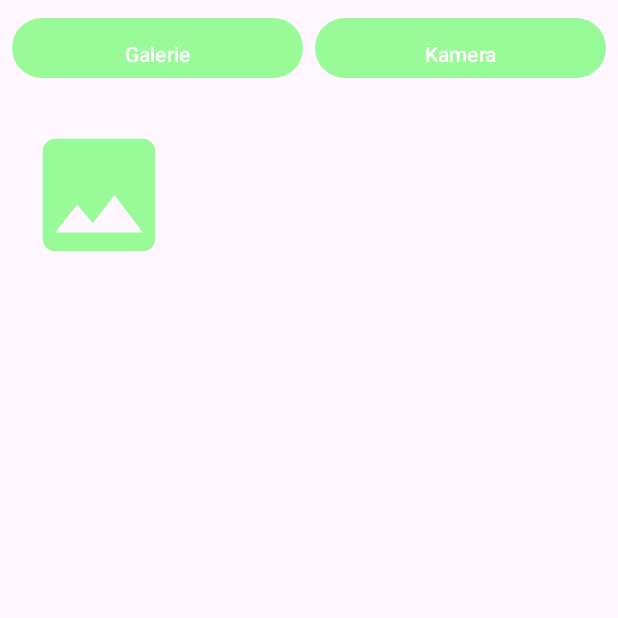
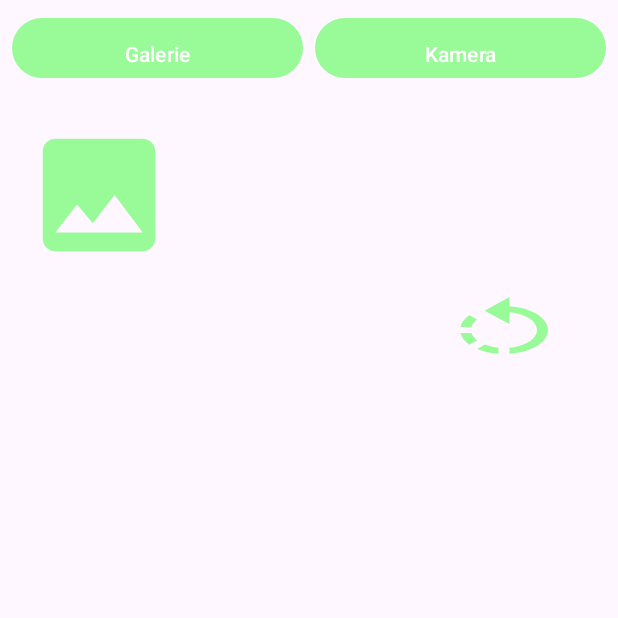
Before and after one commit to F3licious/openXcam, an Android app: the screen it shows after launch (MainActivity), after a tap on "Galerie", on a phone screen of 412 x 824 dp, the top half of it. Run offline under Robolectric (Android 15) with nearby library versions, the phone set to English and light mode, and no system bars.

Commit message:
-rotate button

```diff
--- a/app/src/main/java/com/example/openxcam/GalleryFragment.kt
+++ b/app/src/main/java/com/example/openxcam/GalleryFragment.kt
@@ -9,6 +9,7 @@ import android.provider.MediaStore
 import android.view.LayoutInflater
 import android.view.View
 import android.view.ViewGroup
+import android.widget.Button
 import androidx.fragment.app.Fragment
 import com.example.openxcam.databinding.FragmentGalleryBinding
 
@@ -32,6 +33,9 @@ class GalleryFragment : Fragment() {
 
         binding.btnOpenGallery.setOnClickListener {
             openGallery()
+        }
+        binding.rotateButton.setOnClickListener {
+            rotateImage()
         }
     }
 
@@ -79,6 +83,10 @@ class GalleryFragment : Fragment() {
         }
     }
 
+    private fun rotateImage() {
+        binding.imageView.rotation = (binding.imageView.rotation + 90) % 360
+    }
+
     override fun onDestroyView() {
         super.onDestroyView()
         _binding = null
--- a/app/src/main/java/com/example/openxcam/MediaCaptureFragment.kt
+++ b/app/src/main/java/com/example/openxcam/MediaCaptureFragment.kt
@@ -28,6 +28,7 @@ import androidx.camera.video.Recorder
 import androidx.camera.video.Recording
 import androidx.camera.video.VideoCapture
 import androidx.camera.video.VideoRecordEvent
+import androidx.camera.view.PreviewView
 import androidx.core.content.ContextCompat
 import androidx.core.content.PermissionChecker
 import androidx.fragment.app.Fragment
@@ -45,6 +46,7 @@ class MediaCaptureFragment : Fragment() {
     private var _binding: FragmentMediaCaptureBinding? = null
     private val binding get() = _binding!!
     private var imageCapture: ImageCapture? = null
+
 
     private lateinit var cameraExecutor: ExecutorService
     private lateinit var contentResolver: ContentResolver
@@ -106,6 +108,7 @@ class MediaCaptureFragment : Fragment() {
         super.onViewCreated(view, savedInstanceState)
 
         // Hier können Sie sicher auf binding zugreifen, da es in onCreateView initialisiert wurde
+
         binding.imageCaptureButton.setOnClickListener { takePhoto() }
         binding.videoCaptureButton.setOnClickListener { captureVideo() }
 
--- /dev/null
+++ b/app/src/main/res/drawable/ic_rotate_arrow.xml
@@ -0,0 +1,5 @@
+<vector android:autoMirrored="true" android:height="24dp"
+    android:tint="#98FB98" android:viewportHeight="24"
+    android:viewportWidth="24" android:width="24dp" xmlns:android="http://schemas.android.com/apk/res/android">
+    <path android:fillColor="@android:color/white" android:pathData="M7.11,8.53L5.7,7.11C4.8,8.27 4.24,9.61 4.07,11h2.02c0.14,-0.87 0.49,-1.72 1.02,-2.47zM6.09,13L4.07,13c0.17,1.39 0.72,2.73 1.62,3.89l1.41,-1.42c-0.52,-0.75 -0.87,-1.59 -1.01,-2.47zM7.1,18.32c1.16,0.9 2.51,1.44 3.9,1.61L11,17.9c-0.87,-0.15 -1.71,-0.49 -2.46,-1.03L7.1,18.32zM13,4.07L13,1L8.45,5.55 13,10L13,6.09c2.84,0.48 5,2.94 5,5.91s-2.16,5.43 -5,5.91v2.02c3.95,-0.49 7,-3.85 7,-7.93s-3.05,-7.44 -7,-7.93z"/>
+</vector>
--- a/app/src/main/res/layout/fragment_gallery.xml
+++ b/app/src/main/res/layout/fragment_gallery.xml
@@ -1,15 +1,27 @@
 <!-- fragment_gallery.xml -->
 <LinearLayout xmlns:android="http://schemas.android.com/apk/res/android"
+    xmlns:tools="http://schemas.android.com/tools"
     android:layout_width="match_parent"
     android:layout_height="match_parent"
     android:orientation="vertical"
-    android:padding="16dp">
+    android:padding="16dp"
+    tools:ignore="ExtraText">
 
     <Button
         android:id="@+id/btnOpenGallery"
         android:layout_width="wrap_content"
         android:layout_height="wrap_content"
         android:background="@drawable/baseline_image_24"/>
+
+    <Button
+        android:id="@+id/rotateButton"
+        android:layout_width="wrap_content"
+        android:layout_height="wrap_content"
+        android:layout_marginTop="16dp"
+        android:layout_marginEnd="16dp"
+        android:layout_gravity="end"
+        android:background="@drawable/ic_rotate_arrow"
+     />
 
 
 
--- a/app/src/main/res/layout/fragment_media_capture.xml
+++ b/app/src/main/res/layout/fragment_media_capture.xml
@@ -12,7 +12,7 @@
     <androidx.camera.view.PreviewView
         android:id="@+id/viewFinder"
         android:layout_width="match_parent"
-        android:layout_height="match_parent" />
+        android:layout_height="match_parent"/>
 
     <!-- Button für die Fotoaufnahme -->
     <Button
```
